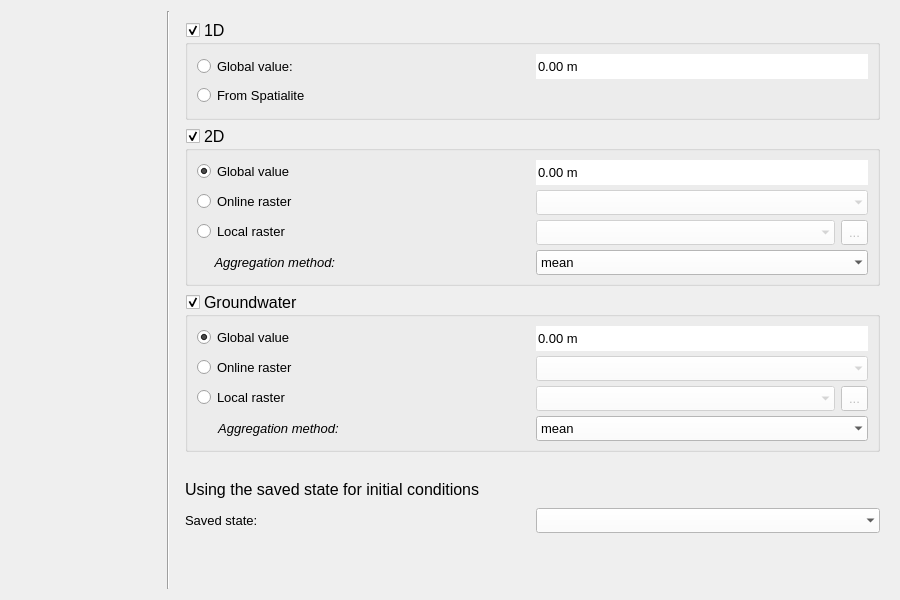
Qt form threedi_models_and_simulations/ui/simulation_wizard/page_initial_conditions.ui (nens/threedi-api-qgis-client) before a commit.
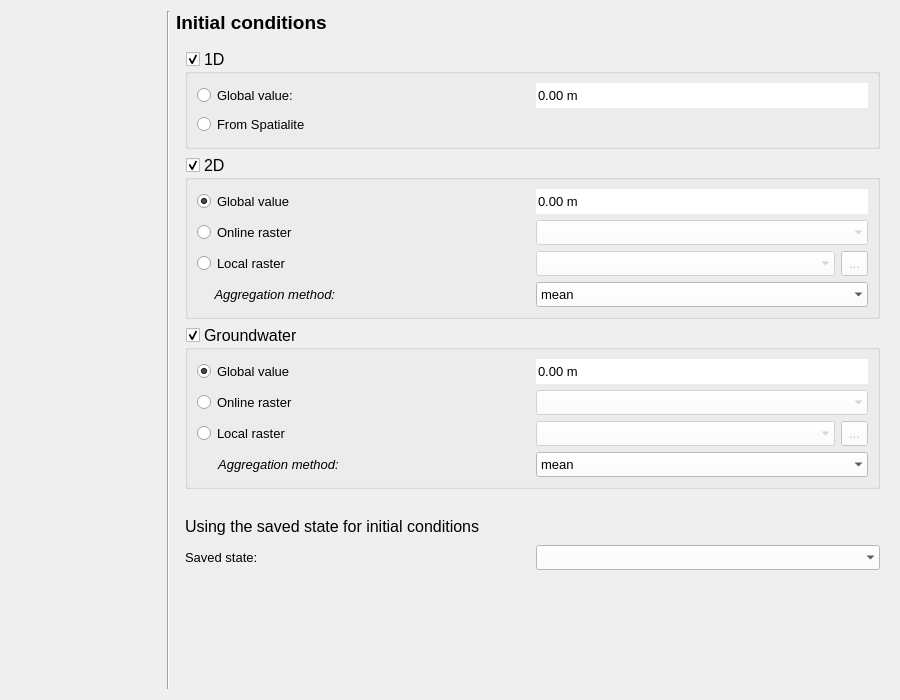
The same form after that commit. Custom widgets are drawn as their Qt base class.

What changed in the file:
```diff
--- a/threedi_models_and_simulations/ui/simulation_wizard/page_initial_conditions.ui
+++ b/threedi_models_and_simulations/ui/simulation_wizard/page_initial_conditions.ui
@@ -7,7 +7,7 @@
     <x>0</x>
     <y>0</y>
     <width>900</width>
-    <height>600</height>
+    <height>700</height>
    </rect>
   </property>
   <property name="minimumSize">
@@ -62,46 +62,7 @@
    <string>Form</string>
   </property>
   <layout class="QGridLayout" name="gridLayout">
-   <item row="3" column="3">
-    <spacer name="horizontalSpacer">
-     <property name="orientation">
-      <enum>Qt::Horizontal</enum>
-     </property>
-     <property name="sizeHint" stdset="0">
-      <size>
-       <width>40</width>
-       <height>20</height>
-      </size>
-     </property>
-    </spacer>
-   </item>
-   <item row="0" column="1" rowspan="4">
-    <widget class="Line" name="line">
-     <property name="sizePolicy">
-      <sizepolicy hsizetype="Fixed" vsizetype="Expanding">
-       <horstretch>0</horstretch>
-       <verstretch>0</verstretch>
-      </sizepolicy>
-     </property>
-     <property name="orientation">
-      <enum>Qt::Vertical</enum>
-     </property>
-    </widget>
-   </item>
-   <item row="2" column="3">
-    <spacer name="verticalSpacer">
-     <property name="orientation">
-      <enum>Qt::Vertical</enum>
-     </property>
-     <property name="sizeHint" stdset="0">
-      <size>
-       <width>20</width>
-       <height>40</height>
-      </size>
-     </property>
-    </spacer>
-   </item>
-   <item row="0" column="2" colspan="3">
+   <item row="1" column="2" colspan="3">
     <widget class="QWidget" name="default_init_widget" native="true">
      <property name="minimumSize">
       <size>
@@ -721,7 +682,7 @@
      </layout>
     </widget>
    </item>
-   <item row="1" column="2" colspan="3">
+   <item row="2" column="2" colspan="3">
     <widget class="QWidget" name="load_conditions_widget" native="true">
      <property name="minimumSize">
       <size>
@@ -812,7 +773,23 @@
      </layout>
     </widget>
    </item>
-   <item row="0" column="0" rowspan="4">
+   <item row="0" column="2">
+    <widget class="QLabel" name="label_3">
+     <property name="font">
+      <font>
+       <family>Segoe UI</family>
+       <pointsize>14</pointsize>
+       <weight>75</weight>
+       <bold>true</bold>
+       <underline>false</underline>
+      </font>
+     </property>
+     <property name="text">
+      <string>Initial conditions</string>
+     </property>
+    </widget>
+   </item>
+   <item row="0" column="0" rowspan="6">
     <widget class="QWidget" name="wizard_steps_widget" native="true">
      <property name="sizePolicy">
       <sizepolicy hsizetype="Preferred" vsizetype="Expanding">
@@ -835,6 +812,45 @@
      <layout class="QVBoxLayout" name="verticalLayout"/>
     </widget>
    </item>
+   <item row="0" column="1" rowspan="6">
+    <widget class="Line" name="line">
+     <property name="sizePolicy">
+      <sizepolicy hsizetype="Fixed" vsizetype="Expanding">
+       <horstretch>0</horstretch>
+       <verstretch>0</verstretch>
+      </sizepolicy>
+     </property>
+     <property name="orientation">
+      <enum>Qt::Vertical</enum>
+     </property>
+    </widget>
+   </item>
+   <item row="5" column="2" colspan="3">
+    <spacer name="horizontalSpacer">
+     <property name="orientation">
+      <enum>Qt::Horizontal</enum>
+     </property>
+     <property name="sizeHint" stdset="0">
+      <size>
+       <width>40</width>
+       <height>20</height>
+      </size>
+     </property>
+    </spacer>
+   </item>
+   <item row="4" column="2" colspan="3">
+    <spacer name="verticalSpacer">
+     <property name="orientation">
+      <enum>Qt::Vertical</enum>
+     </property>
+     <property name="sizeHint" stdset="0">
+      <size>
+       <width>20</width>
+       <height>40</height>
+      </size>
+     </property>
+    </spacer>
+   </item>
   </layout>
  </widget>
  <customwidgets>
```
Left out of the diff: 76 changed lines with no effect on the pictures.
